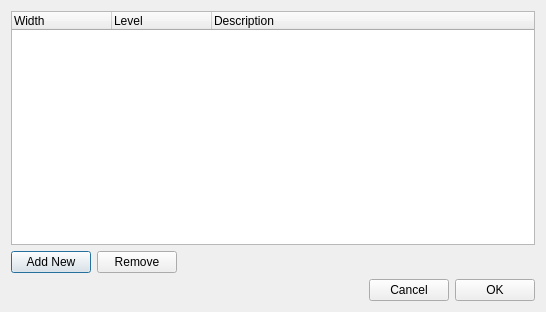
Old version of the form starviewer/src/core/qcustomwindowleveleditwidgetbase.ui in the repository starviewer-medical/starviewer.
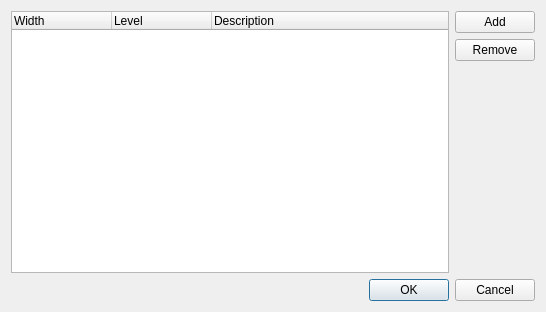
New version of the form. Icons and pictures are not drawn.

```diff
--- a/starviewer/src/core/qcustomwindowleveleditwidgetbase.ui
+++ b/starviewer/src/core/qcustomwindowleveleditwidgetbase.ui
@@ -13,8 +13,82 @@
   <property name="windowTitle">
    <string>Edit Custom WW/WL</string>
   </property>
-  <layout class="QVBoxLayout" name="verticalLayout">
-   <item>
+  <layout class="QGridLayout" name="gridLayout">
+   <item row="6" column="0" colspan="2">
+    <layout class="QHBoxLayout" name="horizontalLayout_2">
+     <item>
+      <spacer name="horizontalSpacer_3">
+       <property name="orientation">
+        <enum>Qt::Horizontal</enum>
+       </property>
+       <property name="sizeHint" stdset="0">
+        <size>
+         <width>40</width>
+         <height>20</height>
+        </size>
+       </property>
+      </spacer>
+     </item>
+     <item>
+      <widget class="QPushButton" name="m_okPushButton">
+       <property name="text">
+        <string>OK</string>
+       </property>
+       <property name="icon">
+        <iconset resource="../main/main.qrc">
+         <normaloff>:/images/icons/dialog-ok-apply.svg</normaloff>:/images/icons/dialog-ok-apply.svg</iconset>
+       </property>
+      </widget>
+     </item>
+     <item>
+      <widget class="QPushButton" name="m_cancelPushButton">
+       <property name="text">
+        <string>Cancel</string>
+       </property>
+       <property name="icon">
+        <iconset resource="../main/main.qrc">
+         <normaloff>:/images/icons/dialog-cancel.svg</normaloff>:/images/icons/dialog-cancel.svg</iconset>
+       </property>
+      </widget>
+     </item>
+    </layout>
+   </item>
+   <item row="0" column="1">
+    <widget class="QPushButton" name="m_addWindowLevelPushButton">
+     <property name="text">
+      <string>Add</string>
+     </property>
+     <property name="icon">
+      <iconset resource="../main/main.qrc">
+       <normaloff>:/images/icons/list-add.svg</normaloff>:/images/icons/list-add.svg</iconset>
+     </property>
+    </widget>
+   </item>
+   <item row="1" column="1">
+    <widget class="QPushButton" name="m_deleteWindowLevelPushButton">
+     <property name="text">
+      <string>Remove</string>
+     </property>
+     <property name="icon">
+      <iconset resource="../main/main.qrc">
+       <normaloff>:/images/icons/edit-delete.svg</normaloff>:/images/icons/edit-delete.svg</iconset>
+     </property>
+    </widget>
+   </item>
+   <item row="2" column="1">
+    <spacer name="verticalSpacer">
+     <property name="orientation">
+      <enum>Qt::Vertical</enum>
+     </property>
+     <property name="sizeHint" stdset="0">
+      <size>
+       <width>20</width>
+       <height>40</height>
+      </size>
+     </property>
+    </spacer>
+   </item>
+   <item row="0" column="0" rowspan="3">
     <widget class="QTreeWidget" name="m_customWindowLevelTreeWidget">
      <property name="alternatingRowColors">
       <bool>true</bool>
@@ -48,100 +122,6 @@
      </column>
     </widget>
    </item>
-   <item>
-    <layout class="QHBoxLayout" name="horizontalLayout">
-     <item>
-      <widget class="QPushButton" name="m_addWindowLevelPushButton">
-       <property name="sizePolicy">
-        <sizepolicy hsizetype="Fixed" vsizetype="Fixed">
-         <horstretch>0</horstretch>
-         <verstretch>0</verstretch>
-        </sizepolicy>
-       </property>
-       <property name="maximumSize">
-        <size>
-         <width>16777215</width>
-         <height>16777215</height>
-        </size>
-       </property>
-       <property name="text">
-        <string>Add New</string>
-       </property>
-       <property name="icon">
-        <iconset resource="../main/main.qrc">
-         <normaloff>:/images/icons/list-add.svg</normaloff>:/images/icons/list-add.svg</iconset>
-       </property>
-      </widget>
-     </item>
-     <item>
-      <widget class="QPushButton" name="m_deleteWindowLevelPushButton">
-       <property name="sizePolicy">
-        <sizepolicy hsizetype="Fixed" vsizetype="Fixed">
-         <horstretch>0</horstretch>
-         <verstretch>0</verstretch>
-        </sizepolicy>
-       </property>
-       <property name="maximumSize">
-        <size>
-         <width>16777215</width>
-         <height>16777215</height>
-        </size>
-       </property>
-       <property name="text">
-        <string>Remove</string>
-       </property>
-       <property name="icon">
-        <iconset resource="../main/main.qrc">
-         <normaloff>:/images/icons/dialog-cancel.svg</normaloff>:/images/icons/dialog-cancel.svg</iconset>
-       </property>
-      </widget>
-     </item>
-     <item>
-      <spacer name="horizontalSpacer">
-       <property name="orientation">
-        <enum>Qt::Horizontal</enum>
-       </property>
-       <property name="sizeHint" stdset="0">
-        <size>
-         <width>40</width>
-         <height>20</height>
-        </size>
-       </property>
-      </spacer>
-     </item>
-    </layout>
-   </item>
-   <item>
-    <layout class="QHBoxLayout" name="horizontalLayout_2">
-     <item>
-      <spacer name="horizontalSpacer_3">
-       <property name="orientation">
-        <enum>Qt::Horizontal</enum>
-       </property>
-       <property name="sizeHint" stdset="0">
-        <size>
-         <width>40</width>
-         <height>20</height>
-        </size>
-       </property>
-      </spacer>
-     </item>
-     <item>
-      <widget class="QPushButton" name="m_cancelPushButton">
-       <property name="text">
-        <string>Cancel</string>
-       </property>
-      </widget>
-     </item>
-     <item>
-      <widget class="QPushButton" name="m_okPushButton">
-       <property name="text">
-        <string>OK</string>
-       </property>
-      </widget>
-     </item>
-    </layout>
-   </item>
   </layout>
  </widget>
  <resources>
```
